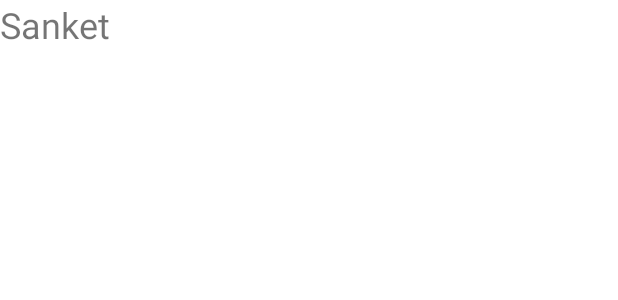
After one commit to vetkolisanket/firebase-chat, an Android app: the layout item_user.xml on its own in the app's theme, with its tools: preview values and no code run, on a phone screen of 412 x 824 dp. The commit adds this screen. Shown: the top 300 px of the screen. Run offline under Robolectric (Android 15) with nearby library versions, the phone set to English and light mode, and no system bars.

Commit message:
013: Done with showing list of users

```diff
--- a/app/src/main/java/com/sanket/firebasechat/models/User.kt
+++ b/app/src/main/java/com/sanket/firebasechat/models/User.kt
@@ -3,4 +3,6 @@ package com.sanket.firebasechat.models
 data class User(
     val id: String,
     val name: String
-)
+) {
+    constructor(): this("", "")
+}
--- a/app/src/main/java/com/sanket/firebasechat/utils/Extension.kt
+++ b/app/src/main/java/com/sanket/firebasechat/utils/Extension.kt
@@ -3,6 +3,9 @@ package com.sanket.firebasechat.utils
 import android.app.Activity
 import android.content.Context
 import android.content.Intent
+import android.view.LayoutInflater
+import android.view.View
+import android.view.ViewGroup
 
 inline fun <reified T: Activity> Context.openActivity(block: Intent.() -> Unit = {}) {
     startActivity(Intent(this, T::class.java).apply(block))
--- a/app/src/main/res/layout/activity_user_list.xml
+++ b/app/src/main/res/layout/activity_user_list.xml
@@ -2,6 +2,7 @@
 <androidx.recyclerview.widget.RecyclerView xmlns:android="http://schemas.android.com/apk/res/android"
     xmlns:app="http://schemas.android.com/apk/res-auto"
     xmlns:tools="http://schemas.android.com/tools"
+    android:id="@+id/rvUsers"
     android:layout_width="match_parent"
     android:layout_height="match_parent"
     tools:context=".activities.UserListActivity"/>
--- /dev/null
+++ b/app/src/main/res/layout/item_user.xml
@@ -0,0 +1,15 @@
+<?xml version="1.0" encoding="utf-8"?>
+<LinearLayout xmlns:android="http://schemas.android.com/apk/res/android"
+    android:layout_width="match_parent"
+    android:layout_height="match_parent"
+    xmlns:tools="http://schemas.android.com/tools">
+
+    <TextView
+        android:id="@+id/tvName"
+        android:layout_width="match_parent"
+        android:layout_height="wrap_content"
+        tools:text="Sanket"
+        android:textSize="24sp"
+        />
+
+</LinearLayout>
```
Also changed, not shown: app/src/main/java/com/sanket/firebasechat/activities/UserListActivity.kt (+53 -1 lines), app/src/main/java/com/sanket/firebasechat/adapters/UserListAdapter.kt (added, +33 -0 lines), 1 other file.
